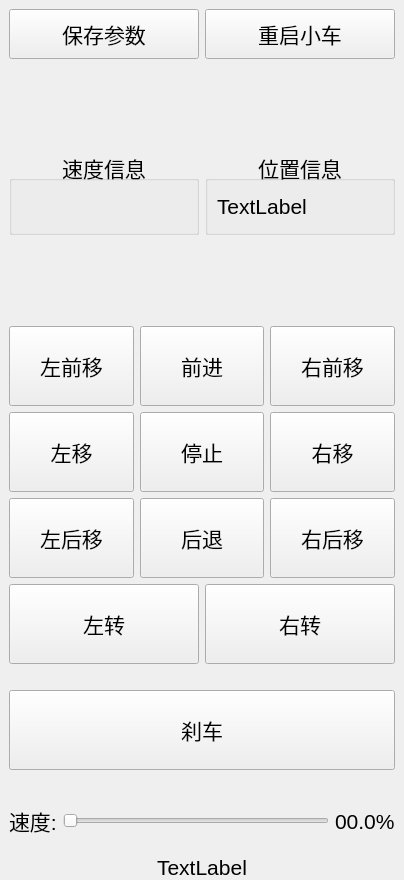
This is Android_code/main_window/mainwindow.ui in zhangming-wang/amr as Qt 5 draws it before an edit. The edited form follows.
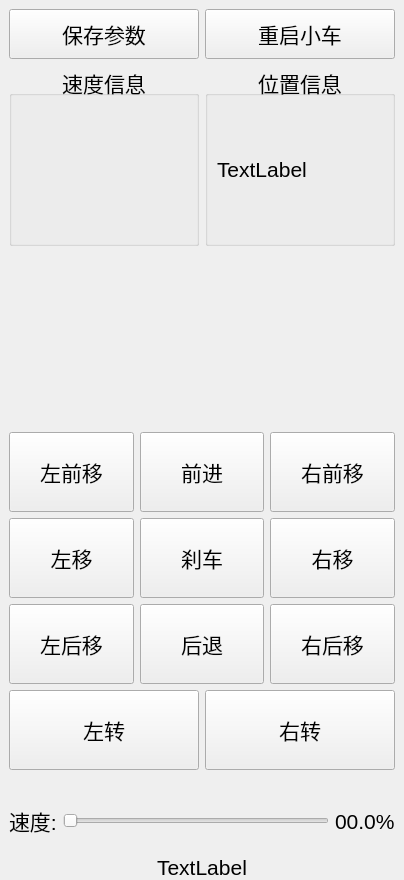
This is the edited form.

Commit message: 优化运动学正逆解公式和优化安卓软件界面

What changed in the file:
```diff
--- a/Android_code/main_window/mainwindow.ui
+++ b/Android_code/main_window/mainwindow.ui
@@ -74,19 +74,6 @@
          </item>
         </layout>
        </item>
-       <item>
-        <spacer name="verticalSpacer_9">
-         <property name="orientation">
-          <enum>Qt::Vertical</enum>
-         </property>
-         <property name="sizeHint" stdset="0">
-          <size>
-           <width>20</width>
-           <height>40</height>
-          </size>
-         </property>
-        </spacer>
-       </item>
        <item>
         <layout class="QHBoxLayout" name="horizontalLayout_4">
          <item>
@@ -229,7 +216,7 @@
               </widget>
              </item>
              <item>
-              <widget class="QPushButton" name="pushButton_stop_move">
+              <widget class="QPushButton" name="pushButton_brake">
                <property name="sizePolicy">
                 <sizepolicy hsizetype="Preferred" vsizetype="Maximum">
                  <horstretch>0</horstretch>
@@ -243,7 +230,7 @@
                 </size>
                </property>
                <property name="text">
-                <string>停止</string>
+                <string>刹车</string>
                </property>
               </widget>
              </item>
@@ -351,41 +338,6 @@
          </item>
         </layout>
        </item>
-       <item>
-        <spacer name="verticalSpacer_7">
-         <property name="orientation">
-          <enum>Qt::Vertical</enum>
-         </property>
-         <property name="sizeType">
-          <enum>QSizePolicy::Fixed</enum>
-         </property>
-         <property name="sizeHint" stdset="0">
-          <size>
-           <width>20</width>
-           <height>20</height>
-          </size>
-         </property>
-        </spacer>
-       </item>
-       <item>
-        <widget class="QPushButton" name="pushButton_brake">
-         <property name="sizePolicy">
-          <sizepolicy hsizetype="Preferred" vsizetype="Maximum">
-           <horstretch>0</horstretch>
-           <verstretch>0</verstretch>
-          </sizepolicy>
-         </property>
-         <property name="minimumSize">
-          <size>
-           <width>0</width>
-           <height>80</height>
-          </size>
-         </property>
-         <property name="text">
-          <string>刹车</string>
-         </property>
-        </widget>
-       </item>
        <item>
         <spacer name="verticalSpacer_6">
          <property name="orientation">
```
The commit also changes 2 other files.
